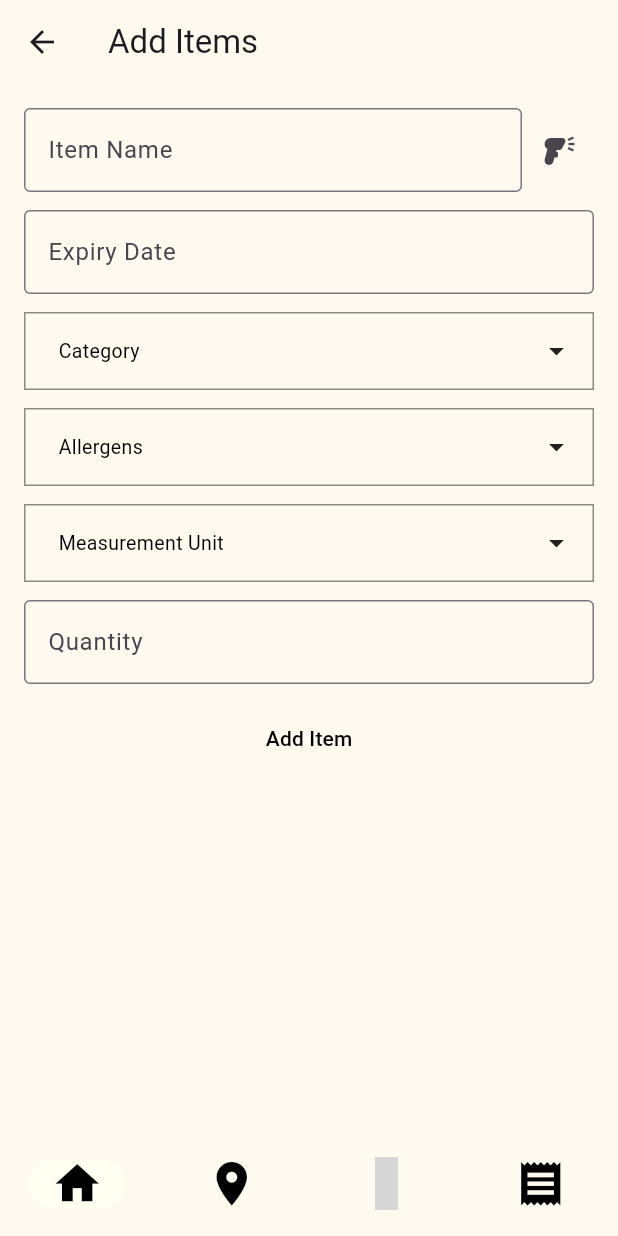
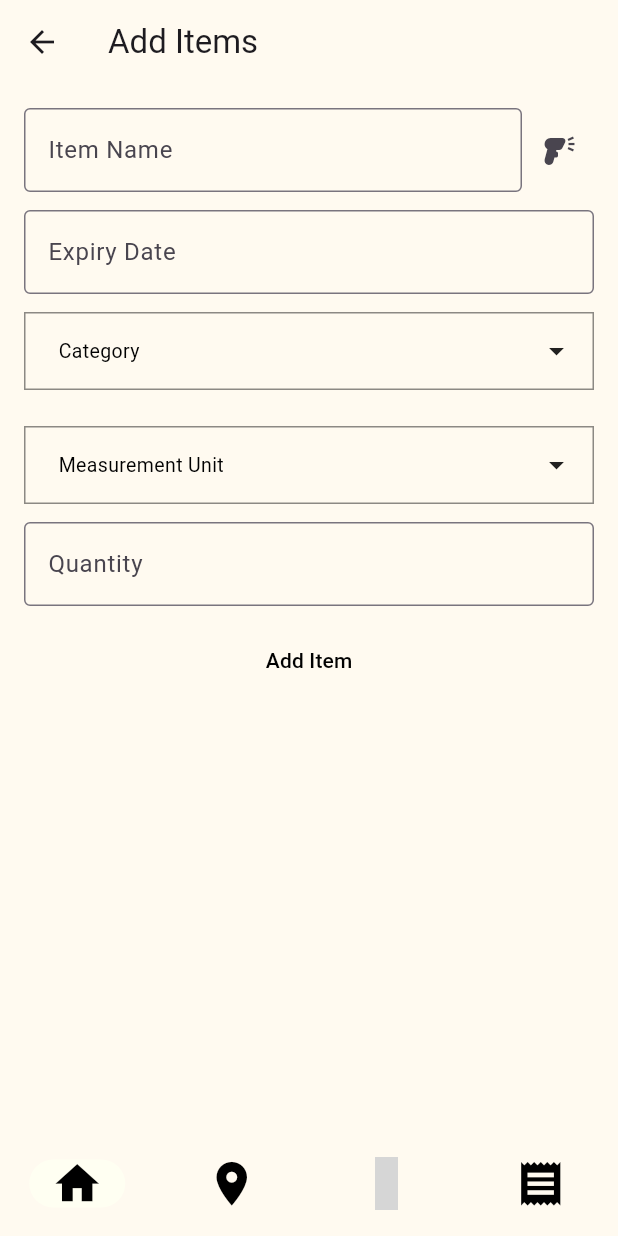
Before and after one commit to kquote03/PamPan, a Flutter app: the AddItemPage screen opened directly, on a phone screen of 412 x 824 dp. Run offline on Flutter 3.47's test engine with Material 3 defaults, Android fonts, the phone set to English and light mode, and no system bars; drawn by our look-alikes of multi_dropdown; our stand-ins replace appwrite, currency_text_input_formatter, flutter_local_notifications, flutter_map, icons_plus, image_picker and 8 more; missing offline and left inert: barcode_scan2, home_widget, wheel_picker; accounts and stored records are empty; grey boxes are pictures that could not be loaded.

Commit message:
revert to one category and removed allergens

```diff
--- a/pam_pan/lib/pantry/add_item_page.dart
+++ b/pam_pan/lib/pantry/add_item_page.dart
@@ -134,42 +134,42 @@ class _AddItemPage extends State<AddItemPage> {
                     dropdownHeight: 200,
                     optionTextStyle: const TextStyle(fontSize: 16),
                     selectedOptionIcon: const Icon(Icons.check_circle),
-                    selectionType: SelectionType.multi,
+                    selectionType: SelectionType.single,
                     hint: "Category",
                   ),
                   const SizedBox(height: 12),
-                  MultiSelectDropDown<String>(
-                    controller: _controllerAllergens,
-                    onOptionSelected:
-                        (List<ValueItem<String>> selectedOptions) {},
-                    options: const [
-                      ValueItem(label: 'None', value: 'none'),
-                      ValueItem(label: 'Milk', value: 'milk'),
-                      ValueItem(label: 'Eggs', value: 'eggs'),
-                      ValueItem(label: 'Fish', value: 'fish'),
-                      ValueItem(label: 'Shellfish', value: 'shellfish'),
-                      ValueItem(label: 'Nuts', value: 'nuts'),
-                      ValueItem(label: 'Wheat', value: 'wheat'),
-                      ValueItem(label: 'Soybean', value: 'soybean'),
-                      ValueItem(label: 'Other', value: 'other'),
-                    ],
-                    disabledOptions: const [
-                      ValueItem(label: 'Other', value: 'other')
-                    ],
-                    borderColor: Colors.black45,
-                    borderWidth: 1,
-                    hintColor: Colors.black,
-                    borderRadius: 0,
-                    fieldBackgroundColor:
-                        const Color.fromARGB(255, 255, 250, 240),
-                    focusedBorderColor:
-                        const Color.fromARGB(255, 113, 216, 244),
-                    dropdownHeight: 450,
-                    optionTextStyle: const TextStyle(fontSize: 16),
-                    selectedOptionIcon: const Icon(Icons.check_circle),
-                    selectionType: SelectionType.multi,
-                    hint: "Allergens",
-                  ),
+                  //MultiSelectDropDown<String>(
+                  //  controller: _controllerAllergens,
+                  //  onOptionSelected:
+                  //      (List<ValueItem<String>> selectedOptions) {},
+                  //  options: const [
+                  //    ValueItem(label: 'None', value: 'none'),
+                  //    ValueItem(label: 'Milk', value: 'milk'),
+                  //    ValueItem(label: 'Eggs', value: 'eggs'),
+                  //    ValueItem(label: 'Fish', value: 'fish'),
+                  //    ValueItem(label: 'Shellfish', value: 'shellfish'),
+                  //    ValueItem(label: 'Nuts', value: 'nuts'),
+                  //    ValueItem(label: 'Wheat', value: 'wheat'),
+                  //    ValueItem(label: 'Soybean', value: 'soybean'),
+                  //    ValueItem(label: 'Other', value: 'other'),
+                  //  ],
+                  //  disabledOptions: const [
+                  //    ValueItem(label: 'Other', value: 'other')
+                  //  ],
+                  //  borderColor: Colors.black45,
+                  //  borderWidth: 1,
+                  //  hintColor: Colors.black,
+                  //  borderRadius: 0,
+                  //  fieldBackgroundColor:
+                  //      const Color.fromARGB(255, 255, 250, 240),
+                  //  focusedBorderColor:
+                  //      const Color.fromARGB(255, 113, 216, 244),
+                  //  dropdownHeight: 450,
+                  //  optionTextStyle: const TextStyle(fontSize: 16),
+                  //  selectedOptionIcon: const Icon(Icons.check_circle),
+                  //  selectionType: SelectionType.multi,
+                  //  hint: "Allergens",
+                  //),
                   const SizedBox(height: 12),
                   MultiSelectDropDown<String>(
                     controller: _controllerMeasurement,
@@ -420,7 +420,7 @@ class _AddItemPage extends State<AddItemPage> {
     return quantityCorrect;
   }
 
-  Future<void> addFoodItem(String item, String expiryDate, List<ValueItem<String>> category,
+  Future<void> addFoodItem(String item, String expiryDate, category,
       String allergens, String measurements, int quantity) async {
         // Convert ValueItem to just the values.
         List<String> categories = <String>[];
@@ -438,7 +438,7 @@ class _AddItemPage extends State<AddItemPage> {
         data: {
           "name": item,
           "expiryDate": expiryDate,
-          "categories": categories,
+          "category": category,
           "measurementUnit": measurements,
           "quantity": quantity,
         }
```
